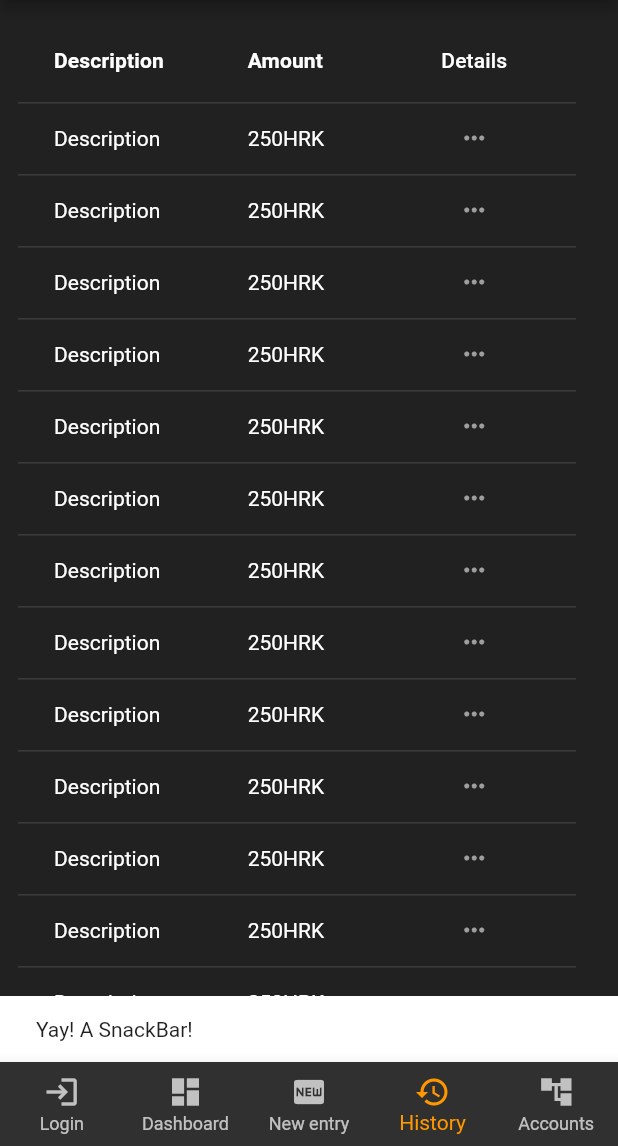
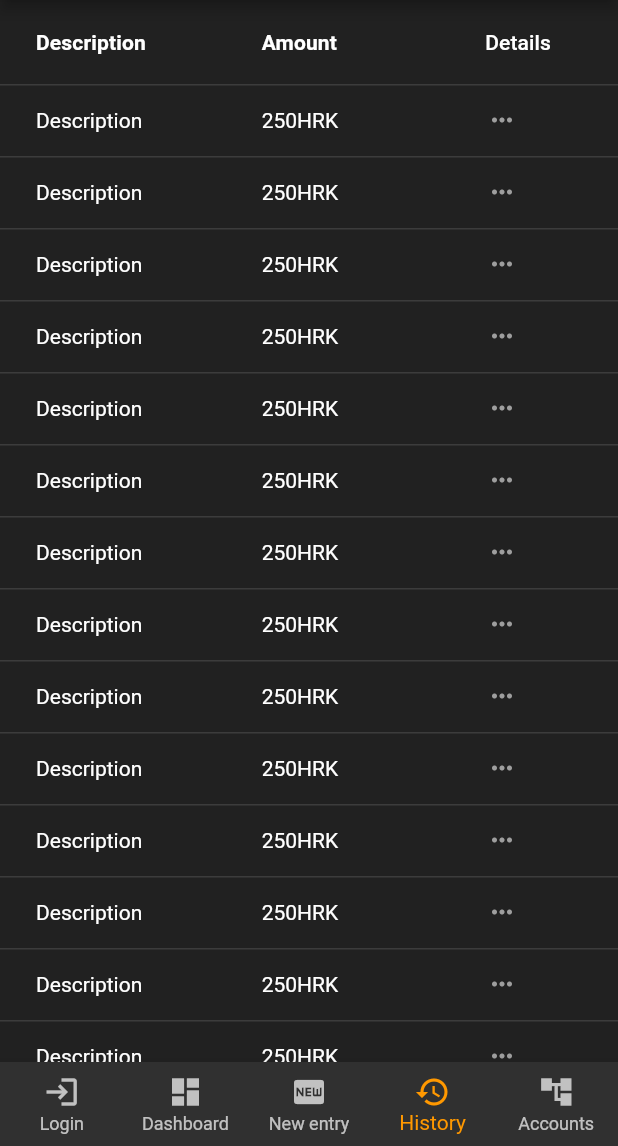
Before and after one commit to MatijaNovosel/avarice-mobile, a Flutter app: the screen it shows after launch, item 4 of the bottom bar chosen, on a phone screen of 412 x 824 dp, the part 90-1236 px from its top. Run offline on Flutter 3.47's test engine with Material 2 defaults, Android fonts, the phone set to English and light mode, and no system bars; our stand-ins replace dio, flutter_spinkit, shared_preferences; missing offline and left inert: flutter_mobile_vision.

```diff
--- a/finapp/lib/main.dart
+++ b/finapp/lib/main.dart
@@ -29,10 +29,8 @@ class MainScreen extends StatefulWidget {
 
 class MainScreenState extends State<MainScreen> {
   int _currentIndex = 0;
-  final snackBar = SnackBar(content: Text('Yay! A SnackBar!'));
 
   void _onItemTapped(int index) {
-    ScaffoldMessenger.of(context).showSnackBar(snackBar);
     setState(() {
       _currentIndex = index;
     });
--- a/finapp/lib/services/transactionService.dart
+++ b/finapp/lib/services/transactionService.dart
@@ -1,4 +1,4 @@
-library change_service;
+library transaction_service;
 
 import 'dart:convert';
 import '../models/transaction.dart';
--- a/finapp/lib/views/history.dart
+++ b/finapp/lib/views/history.dart
@@ -1,4 +1,3 @@
-import 'package:finapp/controllers/formSubmitController.dart';
 import 'package:flutter/material.dart';
 
 class History extends StatefulWidget {
@@ -7,30 +6,29 @@ class History extends StatefulWidget {
 }
 
 class _HistoryState extends State<History> {
-  final FormSubmitController formSubmitController = FormSubmitController();
-
   @override
   Widget build(BuildContext context) {
-    return Padding(
-      padding: const EdgeInsets.only(
-        left: 12,
-        right: 12,
-        top: 12,
-      ),
-      child: SingleChildScrollView(
+    return SingleChildScrollView(
       scrollDirection: Axis.vertical,
-        child: DataTable(
+      child: Column(
+        crossAxisAlignment: CrossAxisAlignment.stretch,
+        children: [
+          DataTable(
             columns: <DataColumn>[
               DataColumn(
                 label: Text(
                   'Description',
-                style: TextStyle(fontWeight: FontWeight.bold),
+                  style: TextStyle(
+                    fontWeight: FontWeight.bold,
+                  ),
                 ),
               ),
               DataColumn(
                 label: Text(
                   'Amount',
-                style: TextStyle(fontWeight: FontWeight.bold),
+                  style: TextStyle(
+                    fontWeight: FontWeight.bold,
+                  ),
                 ),
               ),
               DataColumn(
@@ -46,24 +44,27 @@ class _HistoryState extends State<History> {
               for (var i = 0; i < 50; i++)
                 DataRow(
                   cells: <DataCell>[
-                  DataCell(Text('Description')),
-                  DataCell(Text('250HRK')),
                     DataCell(
-                    FlatButton(
+                      Text('Description'),
+                    ),
+                    DataCell(
+                      Text('250HRK'),
+                    ),
+                    DataCell(
+                      TextButton(
                         onPressed: () {},
                         child: new Icon(
                           Icons.more_horiz_rounded,
                           color: Colors.grey,
                           size: 20.0,
                         ),
-                      shape: new CircleBorder(),
-                      color: Colors.transparent,
                       ),
                     ),
                   ],
                 ),
             ],
           ),
+        ],
       ),
     );
   }
--- a/finapp/lib/widgets/currentAmountCard.dart
+++ b/finapp/lib/widgets/currentAmountCard.dart
@@ -1,4 +1,4 @@
-import 'package:finapp/models/payment-source.dart';
+import 'package:finapp/models/account.dart';
 import 'package:flutter/material.dart';
 import 'package:intl/intl.dart';
 
@@ -88,7 +88,7 @@ class _CurrentAmountCardState extends State<CurrentAmountCardWidget> {
 }
 
 class CurrentAmountCardWidget extends StatefulWidget {
-  final PaymentSource paymentSource;
+  final Account paymentSource;
   final Color color;
   final IconData icon;
   const CurrentAmountCardWidget({
--- a/finapp/lib/widgets/forms/loginForm.dart
+++ b/finapp/lib/widgets/forms/loginForm.dart
@@ -45,7 +45,6 @@ class _LoginFormState extends State<LoginForm> {
         var response =
             await login(_emailController.text, _passwordController.text);
         if (response.result == true) {
-          print(response.token);
           var snackBar = SnackBar(
             content: Text(
               "Successfully signed in!",
```
Also changed, not shown: finapp/lib/models/account.dart (added, +11 -0 lines), finapp/lib/models/payment-source.dart (deleted, +0 -19 lines), finapp/lib/services/accountService.dart (added, +41 -0 lines), finapp/lib/services/authService.dart (+5 -2 lines), finapp/lib/services/historyService.dart (+4 -9 lines), finapp/lib/views/accounts.dart (+40 -2 lines), finapp/lib/widgets/currentAmountList.dart (+4 -4 lines), finapp/lib/models/itemCollection.dart (renamed from finapp/lib/models/item-collection.dart). Lines whose indentation alone changed are shown as unchanged.
